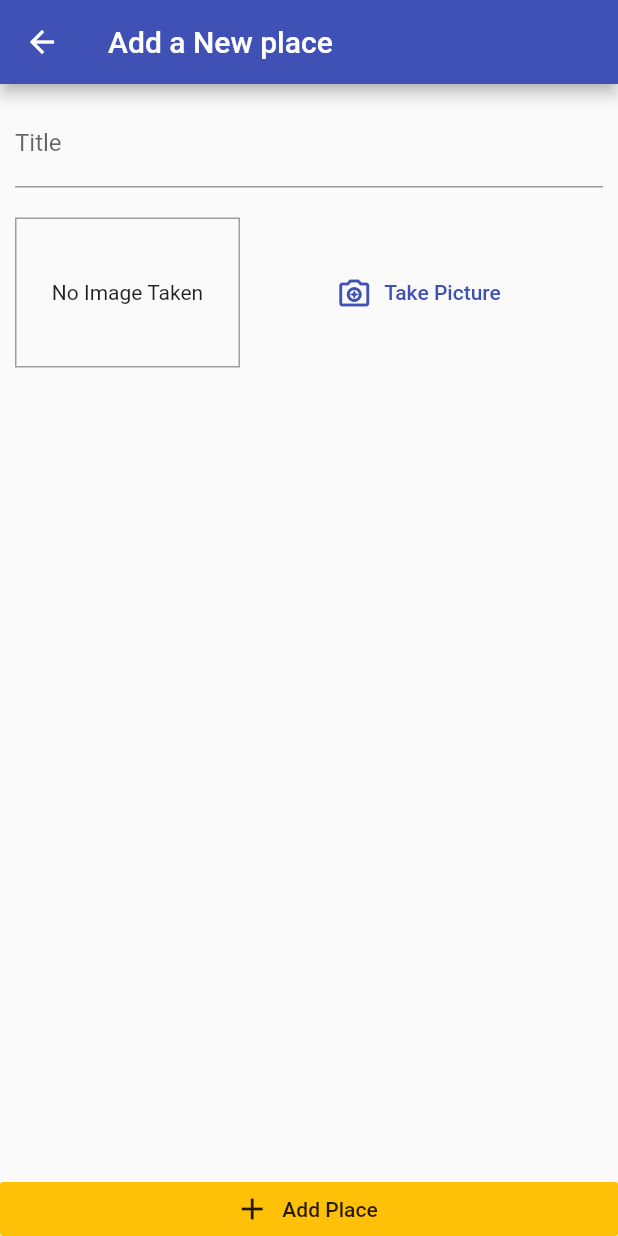
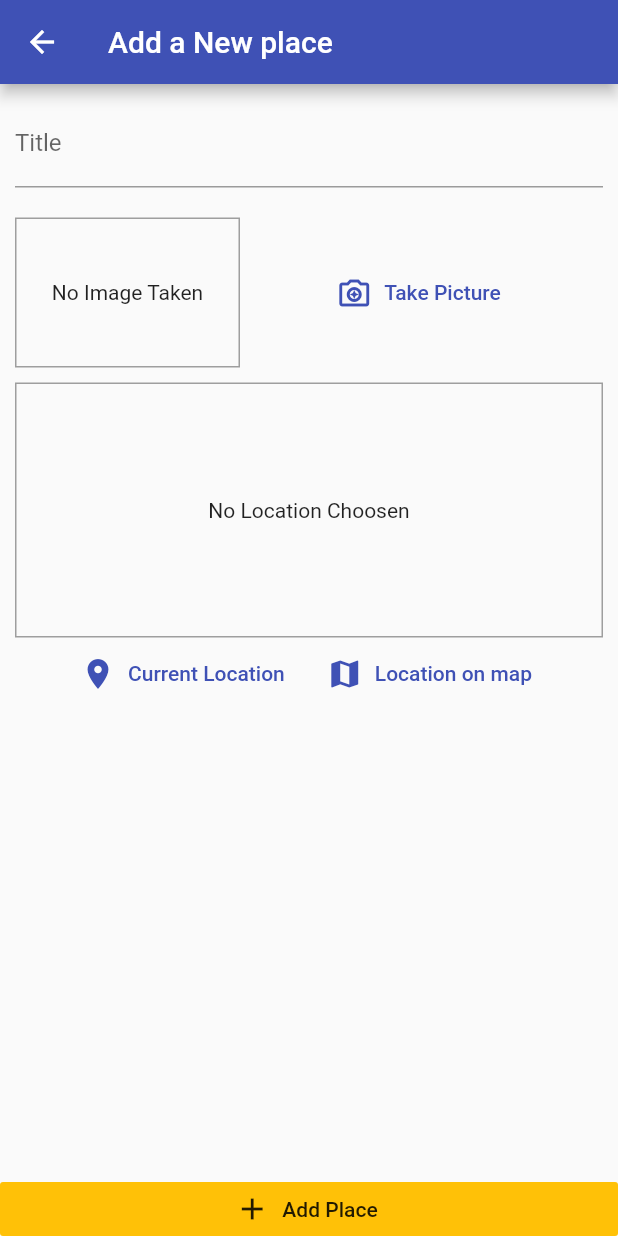
Before and after one commit to DhanushDivakar/great_places, a Flutter app: the screen it shows after launch, after a tap on the "add" icon, on a phone screen of 412 x 824 dp. Run offline on Flutter 3.47's test engine with Material 2 defaults, Android fonts, the phone set to English and light mode, and no system bars; our stand-ins replace image_picker, location, sqflite; accounts and stored records are empty.

```diff
--- /dev/null
+++ b/lib/helpers/db_helper.dart
@@ -0,0 +1,61 @@
+// import 'package:sqflite/sqflite.dart' as sql;
+// import 'package:path/path.dart' as path;
+// import 'package:sqflite/sql.dart';
+// import 'package:sqflite/sqlite_api.dart';
+//
+// class DBHelper {
+//   static Future<Database> database() async {
+//     final dbPath = await sql.getDatabasesPath();
+//     return sql.openDatabase(path.join(dbPath, 'places.db'),
+//         onCreate: (db, version) {
+//       //this will create a new db called places.db in the dbpath//it will open
+//       return db.execute(
+//           'CREATE TABLE user_places(id TEXT PRIMARY_KEY, title TEXT, image TEXT)');
+//     }, version: 1);
+//   }
+//
+//   static Future<void> insert(String table, Map<String, Object> data) async {
+//     final db = await DBHelper.database();
+//     db.insert(
+//       table,
+//       data,
+//       conflictAlgorithm: ConflictAlgorithm
+//           .replace, //this means tht if we are trying to insert data fron an iD which is already is in the Db they we override
+//     );
+//   }
+//
+//   static Future<List<Map<String, dynamic>>> getData(String table) async{
+//     final db = await DBHelper.database();
+//     return db.query(table); //for getting data it is the query method
+//
+//   }
+// }
+//
+import 'package:sqflite/sqflite.dart' as sql;
+import 'package:path/path.dart' as path;
+import 'package:sqflite/sqlite_api.dart';
+
+class DBHelper{
+  static Future<Database> database() async {
+    final dbPath = await sql.getDatabasesPath();
+    return sql.openDatabase(path.join(dbPath, 'places.db'),
+        onCreate: (db, version) {
+          return db.execute(
+              'CREATE TABLE user_places(id TEXT PRIMARY KEY, title TEXT, image TEXT)');
+        }, version: 1);
+  }
+
+  static Future<void> insert(String table, Map<String, Object> data) async {
+    final db = await DBHelper.database();
+    db.insert(
+      table,
+      data,
+      conflictAlgorithm: ConflictAlgorithm.replace,
+    );
+  }
+
+  static Future<List<Map<String, dynamic>>> getData(String table) async {
+    final db = await DBHelper.database();
+    return db.query(table);
+  }
+}
--- a/lib/providers/great_places.dart
+++ b/lib/providers/great_places.dart
@@ -3,19 +3,48 @@ import 'dart:io';
 import 'package:flutter/foundation.dart';
 
 import '../models/place.dart';
+import '../helpers/db_helper.dart';
 
-class GreatPlaces with ChangeNotifier{
+class GreatPlaces with ChangeNotifier {
   List<Place> _items = [];
 
-  List<Place> get items {// this is the copy of the main list any canges int eh list dosent effect to the main list
+  List<Place> get items {
+    // this is the copy of the main list any canges int eh list dosent effect to the main list
     return [..._items];
   }
 
-  void addPlace(String pickedTitle, File pickedImage,){
-    final newPlace = Place(id: DateTime.now().toString(), title: pickedTitle, location: null, image: pickedImage);
+  void addPlace(
+    String pickedTitle,
+    File pickedImage,
+  ) {
+    final newPlace = Place(
+        id: DateTime.now().toString(),
+        title: pickedTitle,
+        location: null,
+        image: pickedImage);
     _items.add(newPlace);
     notifyListeners();
-
+    DBHelper.insert(
+      'user_places',
+      {
+        'id': newPlace.id,
+        'title': newPlace.title,
+        'image': newPlace.image.path,
+      },
+    );
   }
 
+  Future<void> fetchAndSetPlaces() async {
+    final dataList = await DBHelper.getData('user_places');
+    _items = dataList
+        .map((item) => Place(
+            id: item['id'],
+            title: item['title'],
+            location: null,
+            image: File(
+              item['image'],//this will create a new file based on the path and load that into the memory
+            )))
+        .toList();
+    notifyListeners();
+  }
 }
--- a/lib/screens/add_place_screen.dart
+++ b/lib/screens/add_place_screen.dart
@@ -5,6 +5,7 @@ import 'package:great_places/providers/great_places.dart';
 import 'package:provider/provider.dart';
 
 import '../widgets/image_input.dart';
+import '../widgets/location_input.dart';
 
 class AddPlaceScreen extends StatefulWidget {
   static const routeName = '/add-place';
@@ -51,6 +52,11 @@ class _AddPlaceScreenState extends State<AddPlaceScreen> {
                       height: 20,
                     ),
                     ImageInput(_selectImage),
+                    SizedBox(
+                      height: 10,
+                    ),
+                    LocationInput(),
+
                   ],
                 ),
               ),
--- a/lib/screens/places_list_screen.dart
+++ b/lib/screens/places_list_screen.dart
@@ -22,7 +22,9 @@ class PlacesListScreen extends StatelessWidget {
         ],
       ),
       body: Center(
-        child: Consumer<GreatPlaces>(
+        child: FutureBuilder(
+          future: Provider.of<GreatPlaces>(context, listen: false).fetchAndSetPlaces(),
+          builder:(ctx, snapshot) => snapshot.connectionState == ConnectionState.waiting ? Center(child: CircularProgressIndicator(),) : Consumer<GreatPlaces>(
             child: Center(
               child: const Text("Got no places yet start adding some"),
             ),
@@ -38,6 +40,7 @@ class PlacesListScreen extends StatelessWidget {
                   ),
           ),
         ),
+      ),
     );
   }
 }
--- /dev/null
+++ b/lib/widgets/location_input.dart
@@ -0,0 +1,59 @@
+import 'package:location/location.dart';
+import 'package:flutter/material.dart';
+
+class LocationInput extends StatefulWidget {
+  @override
+  State<LocationInput> createState() => _LocationInputState();
+}
+
+class _LocationInputState extends State<LocationInput> {
+  String _previewImageUrl;
+  Future<void> _getCurrentUserLocation() async{
+    final locData = await Location().getLocation();
+    print(locData.longitude);
+    print(locData.latitude);
+
+
+  }
+
+  @override
+  Widget build(BuildContext context) {
+    return Column(
+      children: [
+        Container(
+          height: 170,
+          width: double.infinity,
+          alignment: Alignment.center,
+          decoration: BoxDecoration(border: Border.all(width: 1, color: Colors.grey)),
+          child: _previewImageUrl == null
+              ? Text(
+                  "No Location Choosen",
+                  textAlign: TextAlign.center,
+                )
+              : Image.network(
+                  _previewImageUrl,
+                  fit: BoxFit.cover,
+                  width: double.infinity,
+                ),
+        ),
+        Row(
+          mainAxisAlignment: MainAxisAlignment.center,
+          children: [
+            FlatButton.icon(
+              onPressed: _getCurrentUserLocation,
+              icon: Icon(Icons.location_on),
+              label: Text("Current Location"),
+              textColor: Theme.of(context).primaryColor,
+            ),
+            FlatButton.icon(
+              onPressed: () {},
+              icon: Icon(Icons.map),
+              label: Text("Location on map"),
+              textColor: Theme.of(context).primaryColor,
+            ),
+          ],
+        )
+      ],
+    );
+  }
+}
--- a/pubspec.yaml
+++ b/pubspec.yaml
@@ -38,7 +38,8 @@ dependencies:
   image_picker: ^0.6.7
   path_provider: ^1.1.0 #this helps us with finding path
   path: ^1.6.2    #this package helps us with combining paths
-
+  sqflite: ^1.1.5
+  location: ^2.3.5
 dev_dependencies:
   flutter_test:
     sdk: flutter
```
Also changed, not shown: pubspec.lock, 2 other files. Lines whose indentation alone changed are shown as unchanged.
